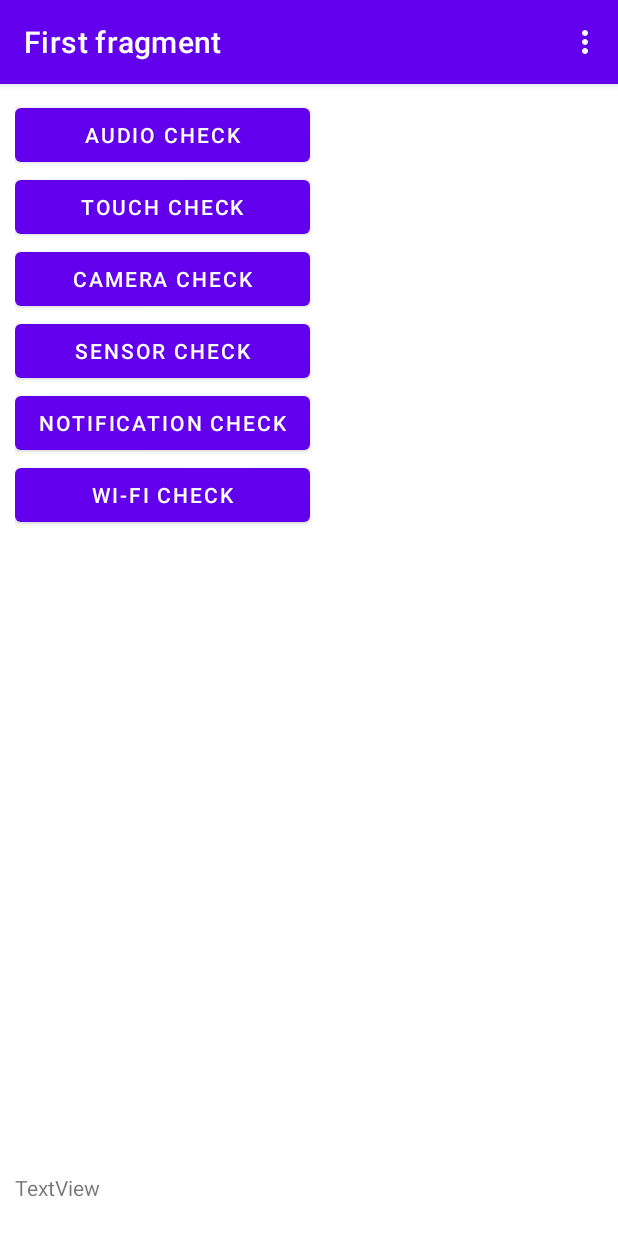
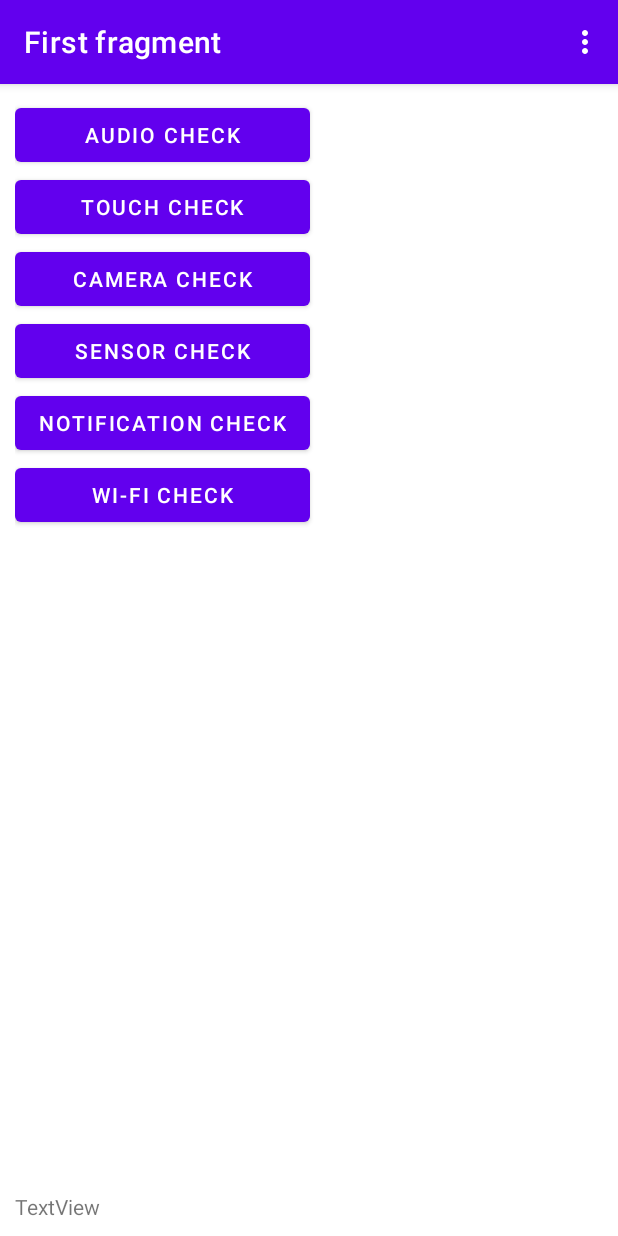
Before and after one commit to FydeOS/Kang, an Android app: the screen it shows after launch (MainActivity), on a phone screen of 412 x 824 dp. Run offline under Robolectric (Android 15) with nearby library versions, the phone set to English and light mode, and no system bars; our stand-ins replace navigation-ui; 1 statement that could not run was skipped.

Commit message:
Fix layout of main

```diff
--- a/app/src/main/res/layout/content_main.xml
+++ b/app/src/main/res/layout/content_main.xml
@@ -14,7 +14,7 @@
         android:layout_height="0dp"
         android:layout_marginBottom="32dp"
         app:defaultNavHost="true"
-        app:layout_constraintBottom_toBottomOf="parent"
+        app:layout_constraintBottom_toTopOf="@id/tv_build"
         app:layout_constraintEnd_toEndOf="parent"
         app:layout_constraintStart_toStartOf="parent"
         app:layout_constraintTop_toTopOf="parent"
@@ -25,6 +25,6 @@
         android:layout_width="wrap_content"
         android:layout_height="wrap_content"
         android:text="TextView"
-        app:layout_constraintStart_toStartOf="parent"
-        app:layout_constraintTop_toBottomOf="@+id/nav_host_fragment_content_main" />
+        app:layout_constraintBottom_toBottomOf="parent"
+        app:layout_constraintStart_toStartOf="parent" />
 </androidx.constraintlayout.widget.ConstraintLayout>
```
